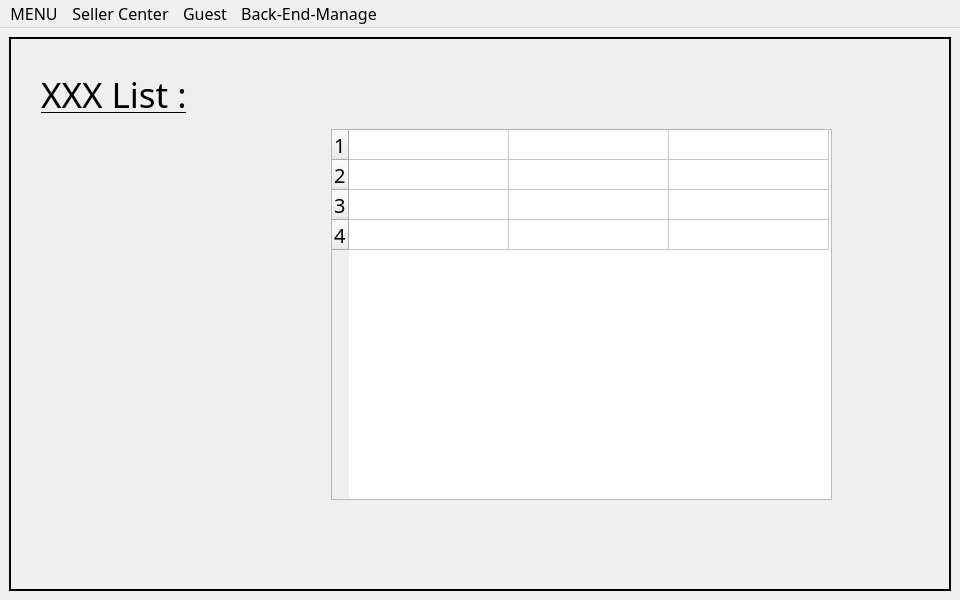
Above: mainwindow.ui from freefrit/AOOP_DogeShop before the change. Below: the same form after it.
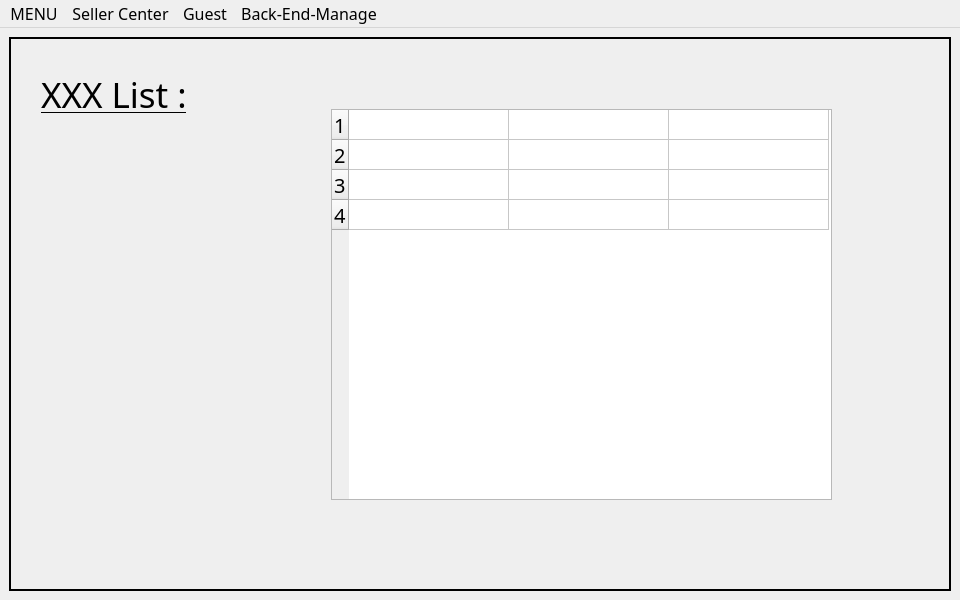
That is the form after the change.

Diff of the .ui file:
```diff
--- a/mainwindow.ui
+++ b/mainwindow.ui
@@ -785,9 +785,9 @@
         <property name="geometry">
          <rect>
           <x>320</x>
-          <y>90</y>
+          <y>70</y>
           <width>501</width>
-          <height>371</height>
+          <height>391</height>
          </rect>
         </property>
         <property name="font">
```
Left out of the diff: 20 changed lines with no effect on the pictures.
